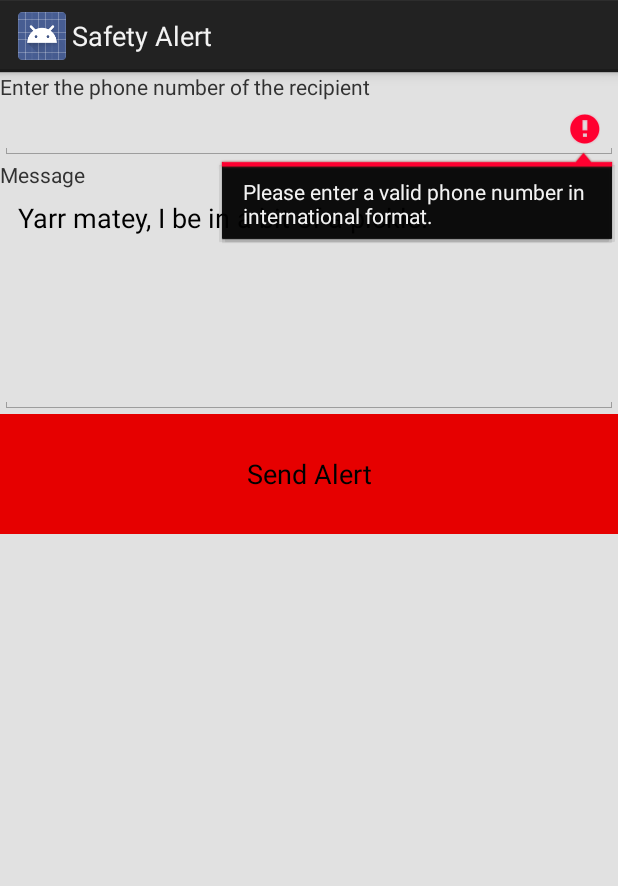
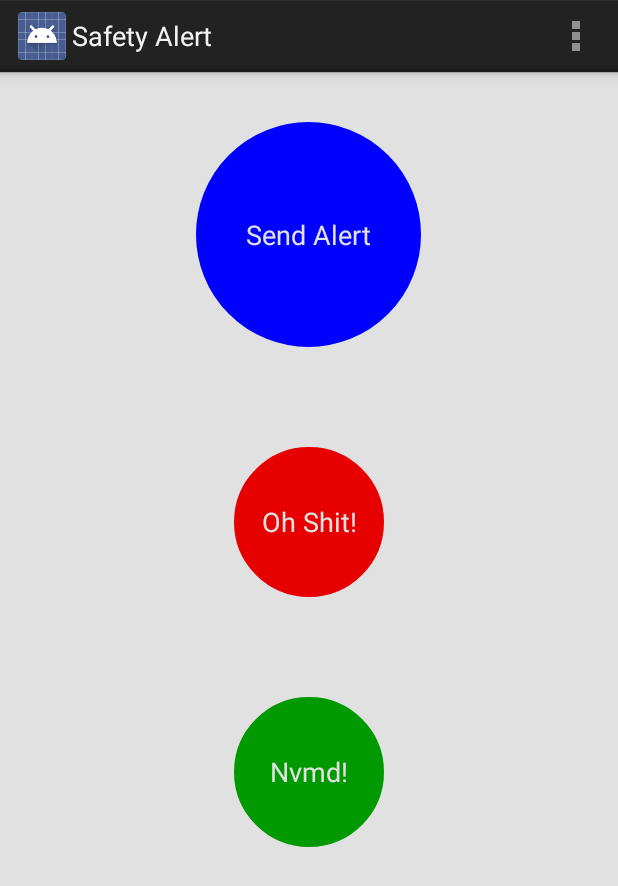
Before and after one commit to kheath/SafetyApp, an Android app: the screen it shows after launch (SMS), after a tap on "Send Alert", on a phone screen of 412 x 824 dp. Shown: the top 886 px of the screen. Run offline under Robolectric (Android 15) with nearby library versions, the phone set to English and light mode, and no system bars.

Commit message:
more update stuff

```diff
--- a/SMSMessaging/app/src/main/java/myfirstapp/example/com/sms/SMS.java
+++ b/SMSMessaging/app/src/main/java/myfirstapp/example/com/sms/SMS.java
@@ -2,28 +2,43 @@
 
 package myfirstapp.example.com.sms;
 
-import myfirstapp.example.com.sms.GPSTracker;
-
-import android.app.Activity;
-import android.os.Bundle;
-import android.telephony.SmsManager;
-import android.view.View;
-import android.widget.Button;
-import android.widget.EditText;
-import android.widget.Toast;
-import android.view.Gravity;
-
 import java.util.regex.Matcher;
 import java.util.regex.Pattern;
 
+import android.app.Activity;
+import android.content.Context;
+import android.content.Intent;
+import android.content.SharedPreferences;
+import android.net.Uri;
+import android.os.Bundle;
+import android.preference.PreferenceManager;
+import android.telephony.SmsManager;
+import android.telephony.TelephonyManager;
+import android.view.Gravity;
+import android.view.Menu;
+import android.view.MenuInflater;
+import android.view.MenuItem;
+import android.view.View;
+import android.widget.Button;
+import android.widget.Toast;
+
 public class SMS extends Activity
 {
-    Button btnSendSMS;
-    EditText txtPhoneNo;
-    EditText txtMessage;
-    GPSTracker gps;
+
+
+    Button btnSendSMS;	// Initialize button to send an alert to a friend
+    Button btnOhShit;	// Initialize button to call and emergency number
+    Button btnItsOkay;	// Initialize button to send an all-clear text to a friend
+    String txtPhoneNo;	// Initialize phone number
+    String txtMessage;	// Initialize alert message
+    String kkMessage;	// Initialize all-clear message
+    String eNumber;	// Initialize emergency number
+    GPSTracker gps;	// Initialize gps
     double latitude;
     double longitude;
+
+	// Initialize this to find out if a phone is in use.
+    TelephonyManager tm;
 
     /** Called when the activity is first created. */
     @Override
@@ -33,10 +48,20 @@ public class SMS extends Activity
         setContentView(R.layout.activity_sms);
 
         btnSendSMS = (Button) findViewById(R.id.btnSendSMS);
-        txtPhoneNo = (EditText) findViewById(R.id.txtPhoneNo);
-        txtMessage = (EditText) findViewById(R.id.txtMessage);
+        btnOhShit = (Button) findViewById(R.id.btnOhShit);
+        btnItsOkay = (Button) findViewById(R.id.btnItsOkay);
+
+        // Put in the "emergency" phone number
+        eNumber = "";
+
+        kkMessage = "Yarr matey, splice the mainbrace.";
+
      // create GPS object
         gps = new GPSTracker(SMS.this);
+
+        tm = (TelephonyManager)getSystemService(Context.TELEPHONY_SERVICE);
+
+        PreferenceManager.setDefaultValues(this, R.xml.preferences, false);
 
         btnSendSMS.setOnClickListener(new View.OnClickListener()
         {
@@ -50,7 +75,6 @@ public class SMS extends Activity
                     latitude = gps.getLatitude();
                     longitude = gps.getLongitude();
 
-                    // \n is for new line
 
                 }else{
                     // can't get location
@@ -59,30 +83,26 @@ public class SMS extends Activity
                     gps.showSettingsAlert();
                 }
 
-                String phoneNo = txtPhoneNo.getText().toString();
-                String message = txtMessage.getText().toString();
+                if (txtMessage.length()<1)
+                {
+                	txtMessage = "Yarr matey, I be in a bit of a pickle.";
+                }
+                txtMessage = txtMessage + "\n Me location is - \nLat: " + latitude + "\nLong: " + longitude;
 
-                if (message.length()<1)
+                if (isValidPhoneNumber(txtPhoneNo, getApplicationContext()))
                 {
-                	message = "Yarr matey, I be in a bit of a pickle.";
+                	if (txtPhoneNo.length() == 10)
+                	{
+                		txtPhoneNo = "1"+txtPhoneNo;
+//                		System.out.println("Assuming there should be a 1 in front. \nPhone number: "+txtPhoneNo);
+
                 	}
-                txtMessage.setText(message);
-                message = message + "\n Me location is - \nLat: " + latitude + "\nLong: " + longitude;
 
-                if (isValidPhoneNumber(phoneNo))
+                	sendSMS(txtPhoneNo, txtMessage, tm);
+                }
+                else if (!isValidPhoneNumber(txtPhoneNo, getApplicationContext()))
                 {
-                	if (phoneNo.length() == 10)
-                	{
-                		phoneNo = "1"+phoneNo;
-                		System.out.println("Assuming there should be a 1 in front. \nPhone number: "+phoneNo);
-                    	sendSMS(phoneNo, message);
-                	}
-                	System.out.println("Phone number: "+phoneNo);
-                	sendSMS(phoneNo, message);
-                }
-                else if (!isValidPhoneNumber(phoneNo))
-                {
-               		txtPhoneNo.setError("Please enter a valid phone number in international format.");
+//                	System.out.println(txtPhoneNo + " is not a valid phone number!");
                 }
                 else
                 {
@@ -92,15 +112,79 @@ public class SMS extends Activity
                 	toast.setGravity(Gravity.CENTER, 0, 0);
                 	toast.show();
                 }
-//                	Toast.makeText(getBaseContext(),
-//                            "Please enter both a valid phone number and message.",
-//                            Toast.LENGTH_SHORT).setGravity(Gravity.CENTER, 0, 0).show();
+
             }
         });
+
+        // Call da police!
+
+        btnOhShit.setOnClickListener(new View.OnClickListener()
+        {
+            @Override
+			public void onClick(View v)
+            {
+            	if(isPhone(tm))
+            	{
+            		if (isValidPhoneNumber(eNumber, getApplicationContext()))
+            		{
+            			Intent callIntent = new Intent(Intent.ACTION_CALL, Uri.parse(eNumber));
+            			startActivity(callIntent);
+            		}
+            	}
+            	else
+            	{
+
+            		Toast toast = Toast.makeText(getBaseContext(),
+            				"Shit brah, get a phone!",
+            				Toast.LENGTH_SHORT);
+            		toast.setGravity(Gravity.CENTER, 0, 0);
+            		toast.show();
+            	}
+            }
+        });
+
+        // It's all cool, brah
+
+        btnItsOkay.setOnClickListener(new View.OnClickListener()
+        {
+
+            @Override
+			public void onClick(View v)
+            {
+
+                if (isValidPhoneNumber(txtPhoneNo, getApplicationContext()))
+                {
+                	if (txtPhoneNo.length() == 10)
+                	{
+                		txtPhoneNo = "1"+txtPhoneNo;
+                		System.out.println("Assuming there should be a 1 in front. \nPhone number: "+txtPhoneNo);
+
+                	}
+
+                	sendSMS(txtPhoneNo, kkMessage, tm);
+                }
+                else if (!isValidPhoneNumber(txtPhoneNo, getApplicationContext()))
+                {
+//                	System.out.println(txtPhoneNo + " is not a valid phone number!");
+                }
+                else
+                {
+                	Toast toast = Toast.makeText(getBaseContext(),
+                            "Please enter a valid phone number.",
+                            Toast.LENGTH_SHORT);
+                	toast.setGravity(Gravity.CENTER, 0, 0);
+                	toast.show();
+                }
+
+            }
+        });
+
     }
 
     //---sends an SMS message to another device---
-    private void sendSMS(String phoneNumber, String message)
+    private void sendSMS(String phoneNumber, String message, TelephonyManager device)
+    {
+    	if(isPhone(device))
     	{
     		SmsManager smsManager = SmsManager.getDefault();
     		smsManager.sendTextMessage(phoneNumber, null, message, null, null);
@@ -110,29 +194,85 @@ public class SMS extends Activity
     				Toast.LENGTH_SHORT);
     		toast.setGravity(Gravity.CENTER, 0, 0);
     		toast.show();
-
-//        PendingIntent pi = PendingIntent.getActivity(this, 0,
-//                new Intent(this, SMS.class), 0);
-//        SmsManager sms = SmsManager.getDefault();
-//        sms.sendTextMessage(phoneNumber, null, message, pi, null);
+    	}
+    	else
+    	{
+    		Toast toast = Toast.makeText(getBaseContext(),
+    				"You aren't using a phone, brah",
+    				Toast.LENGTH_SHORT);
+    		toast.setGravity(Gravity.CENTER, 0, 0);
+    		toast.show();
     	}
 
-    public static boolean isValidPhoneNumber(String phoneNum)
+    }
+
+    // Checks to see if a phone number is valid (11 or 10 digits).  If not, it displays a toast message and returns false
+    public static boolean isValidPhoneNumber(String phoneNum, Context context)
     {
-    	boolean isValid = false;
 
         Pattern pattern = Pattern.compile("[0-9]{10,11}");
         Matcher matcher = pattern.matcher(phoneNum);
 
         if (matcher.matches()) {
       	  System.out.println("Phone Number is Valid");
-      	  isValid = true;
+      	  return true;
         }
         else
         {
       	  System.out.println("Not a valid phone number!");
-        }
-        return isValid;
+      	  Toast toast = Toast.makeText(context,
+      			  "You aren't using a phone, brah",
+      			  Toast.LENGTH_SHORT);
+      	  toast.setGravity(Gravity.CENTER, 0, 0);
+      	  toast.show();
+      	  return false;
         }
 
     }
+
+    // Checks to see if this app is running on a phone
+    public static boolean isPhone(TelephonyManager device)
+    {
+
+        if(device.getPhoneType() == 0)
+        {
+        	return false;
+        }
+        else
+        {
+        	return true;
+        }
+    }
+
+    @Override
+    public boolean onCreateOptionsMenu(Menu menu) {
+        // Inflate the menu items for use in the action bar
+        MenuInflater inflater = getMenuInflater();
+        inflater.inflate(R.menu.sm, menu);
+        return super.onCreateOptionsMenu(menu);
+    }
+
+    @Override
+    public boolean onOptionsItemSelected(MenuItem item) {
+        // Handle presses on the action bar items
+        if (item.getItemId() == R.id.action_settings) {
+            // Starts the Settings activity on top of the current activity
+            Intent intent = new Intent(this, SettingsActivity.class);
+            startActivity(intent);
+            return true;
+        } else {
+            return super.onOptionsItemSelected(item);
+        }
+    }
+
+    @Override
+    public void onResume() {
+        super.onResume();
+        SharedPreferences preferences = PreferenceManager.getDefaultSharedPreferences(this);
+        String newPhoneNo = preferences.getString("pref_recipientNumber", "");
+        String newMessage = preferences.getString("pref_message", "");
+        txtPhoneNo = newPhoneNo;
+        txtMessage = newMessage;
+    }
+
+}
--- /dev/null
+++ b/SMSMessaging/app/src/main/res/drawable/ovalbluebutton.xml
@@ -0,0 +1,6 @@
+<?xml version="1.0" encoding="utf-8"?>
+    <shape xmlns:android="http://schemas.android.com/apk/res/android"
+        android:shape="oval">
+        <solid android:color="#0000FF"/>
+        <stroke android:width="2sp" android:color="#0000FF" />
+    </shape>
--- /dev/null
+++ b/SMSMessaging/app/src/main/res/drawable/ovalbutton.xml
@@ -0,0 +1,6 @@
+<?xml version="1.0" encoding="utf-8"?>
+    <shape xmlns:android="http://schemas.android.com/apk/res/android"
+        android:shape="oval">
+        <solid android:color="#E60000"/>
+        <stroke android:width="2sp" android:color="#E60000" />
+    </shape>
--- /dev/null
+++ b/SMSMessaging/app/src/main/res/drawable/ovalgreenbutton.xml
@@ -0,0 +1,6 @@
+<?xml version="1.0" encoding="utf-8"?>
+    <shape xmlns:android="http://schemas.android.com/apk/res/android"
+        android:shape="oval">
+        <solid android:color="#009900"/>
+        <stroke android:width="2sp" android:color="#009900" />
+    </shape>
--- a/SMSMessaging/app/src/main/res/layout/activity_sms.xml
+++ b/SMSMessaging/app/src/main/res/layout/activity_sms.xml
@@ -1,38 +1,54 @@
-<LinearLayout xmlns:android="http://schemas.android.com/apk/res/android"
+<?xml version="1.0" encoding="utf-8"?>
+<RelativeLayout xmlns:android="http://schemas.android.com/apk/res/android"
     android:orientation="vertical"
     android:layout_width="fill_parent"
     android:layout_height="fill_parent"
     android:background="#e1e1e1"
     >
-    <TextView
-        android:layout_width="fill_parent"
-        android:layout_height="wrap_content"
-        android:text="@string/number"
-        />
-    <EditText
-        android:id="@+id/txtPhoneNo"
-        android:layout_width="fill_parent"
-        android:layout_height="wrap_content"
-        android:inputType="phone"
-        />
-    <TextView
-        android:layout_width="fill_parent"
-        android:layout_height="wrap_content"
-        android:text="@string/message"
-        />
-    <EditText
-        android:id="@+id/txtMessage"
-        android:layout_width="fill_parent"
-        android:layout_height="150dp"
-        android:gravity="top"
-        android:hint = "@string/default_message"
-        android:inputType="text|textCapSentences"
-        />
+
     <Button
         android:id="@+id/btnSendSMS"
-        android:layout_width="fill_parent"
-        android:layout_height="80dp"
+        android:layout_centerHorizontal="true"
+
+        android:gravity="center"
+        android:layout_margin="33dp"
+        android:layout_width="150sp"
+        android:layout_height="150sp"
+        android:background="@drawable/ovalbluebutton"
+
         android:text="@string/send"
-        android:background="#E60000"
-        />
-</LinearLayout>
+        android:textColor="#e1e1e1"
+         />
+
+    <Button
+        android:id="@+id/btnOhShit"
+        android:layout_below="@+id/btnSendSMS"
+        android:layout_centerHorizontal="true"
+        android:gravity="center"
+
+        android:layout_margin="33dp"
+        android:layout_width="100sp"
+        android:layout_height="100sp"
+        android:background="@drawable/ovalbutton"
+
+        android:text="@string/ohShit"
+        android:textColor="#e1e1e1"
+         />
+
+    <Button
+        android:id="@+id/btnItsOkay"
+        android:layout_below="@+id/btnOhShit"
+        android:layout_centerHorizontal="true"
+        android:gravity="center"
+
+        android:layout_margin="33dp"
+        android:layout_width="100sp"
+        android:layout_height="100sp"
+        android:background="@drawable/ovalgreenbutton"
+
+        android:text="@string/itsOkay"
+        android:textColor="#e1e1e1"
+         />
+
+
+</RelativeLayout>
--- a/SMSMessaging/app/src/main/res/values/strings.xml
+++ b/SMSMessaging/app/src/main/res/values/strings.xml
@@ -8,5 +8,15 @@
     <string name="action_settings">Settings</string>
     <string name="default_message">Yarr matey, I be in a bit of a pickle.</string>
 
+    <!-- Settings -->
+    <string name="pref_recipientNumber">Recipient number</string>
+    <string name="pref_message">Message body</string>
+
+    <!-- Second button - call da police -->
+    <string name="ohShit">Oh Shit!</string>
+
+    <!-- Third button - everything in okay -->
+    <string name="itsOkay">Nvmd!</string>
+
 
 </resources>
--- /dev/null
+++ b/SMSMessaging/app/src/main/res/xml/preferences.xml
@@ -0,0 +1,12 @@
+<?xml version="1.0" encoding="utf-8"?>
+
+<PreferenceScreen xmlns:android="http://schemas.android.com/apk/res/android">
+    <EditTextPreference
+        android:key="pref_recipientNumber"
+        android:title="@string/pref_recipientNumber"
+        android:defaultValue="" />
+    <EditTextPreference
+        android:key="pref_message"
+        android:title="@string/pref_message"
+        android:defaultValue="@string/default_message" />
+</PreferenceScreen>
```
Also changed, not shown: SMSMessaging/app/src/main/AndroidManifest.xml (+8 -2 lines), SMSMessaging/app/src/main/java/myfirstapp/example/com/sms/SettingsActivity.java (added, +26 -0 lines), 1 other file. Lines whose indentation alone changed are shown as unchanged.
